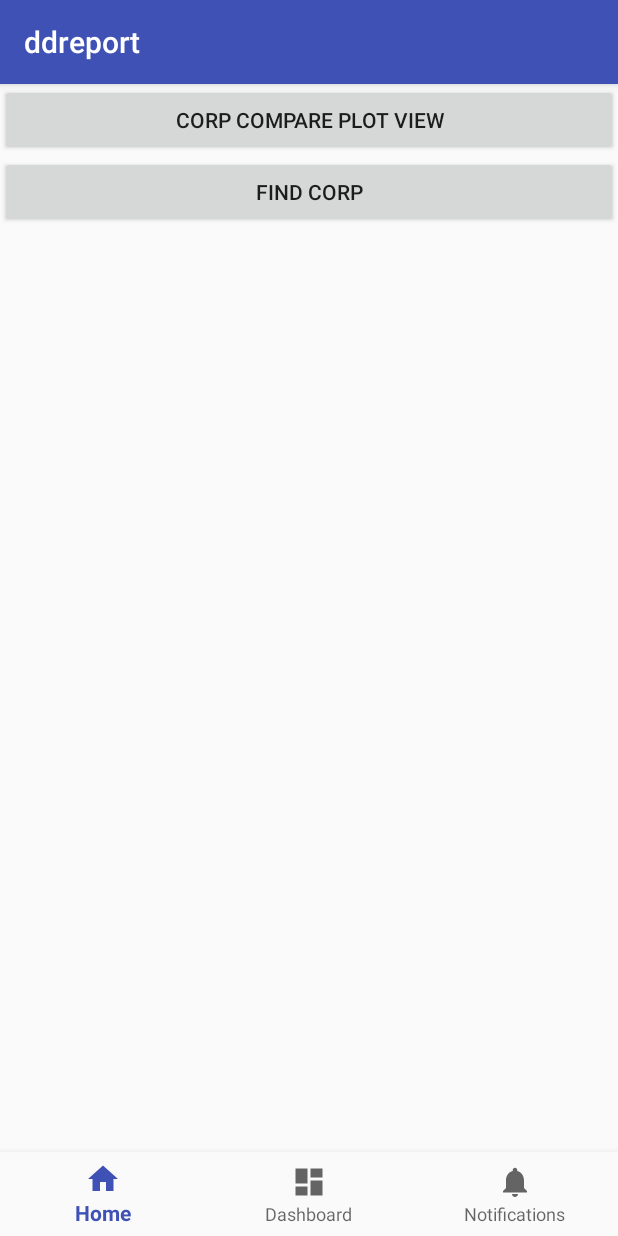
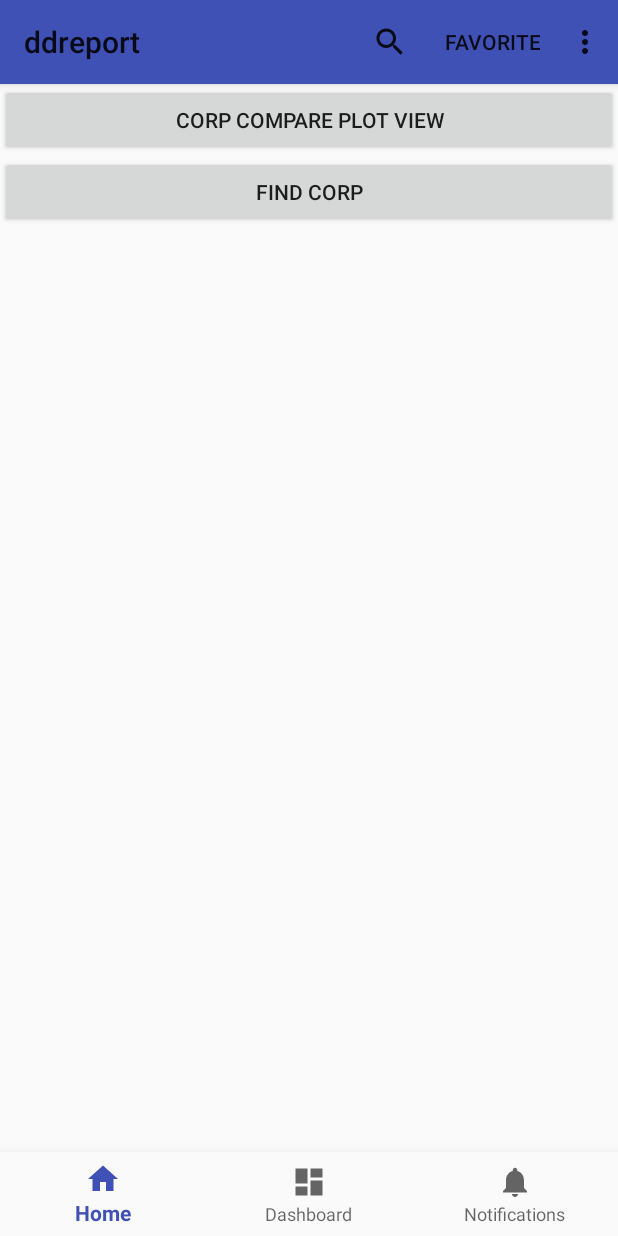
Before and after one commit to stockbrother/daydayup, an Android app: the screen it shows after launch (MainActivity), on a phone screen of 412 x 824 dp. Run offline under Robolectric (Android 15) with nearby library versions, the phone set to English and light mode, and no system bars; libraries missing offline, so code that uses them is left out: org.slf4j.

Commit message:
add tool bar

```diff
--- a/ddreport/ddreport-app/src/main/java/com/daydayup/ddreport/CorpComparePlotActivity.java
+++ b/ddreport/ddreport-app/src/main/java/com/daydayup/ddreport/CorpComparePlotActivity.java
@@ -109,7 +109,7 @@ public class CorpComparePlotActivity extends AppCompatActivity {
     }
     private List<Number[]> getData() {
         String scope = "and corpId in('000001','601166')";
-        DdrContext dc = new AndroidDdrContext();
+        DdrContext dc = AndroidDdrContext.getInstance();
         CommandContext scc = new CommandContext(dc);
 
         List<String> indexAliasL = new ArrayList<>();
--- a/ddreport/ddreport-app/src/main/java/com/daydayup/ddreport/MainActivity.java
+++ b/ddreport/ddreport-app/src/main/java/com/daydayup/ddreport/MainActivity.java
@@ -5,16 +5,26 @@ import android.os.Bundle;
 import android.support.annotation.NonNull;
 import android.support.design.widget.BottomNavigationView;
 import android.support.v7.app.AppCompatActivity;
+import android.support.v7.widget.SearchView;
+import android.support.v7.widget.Toolbar;
+import android.view.Menu;
+import android.view.MenuInflater;
 import android.view.MenuItem;
 import android.view.View;
 import android.widget.Button;
+import android.widget.ImageView;
+import android.widget.Toast;
 import daydayup.jdbc.JdbcAccessTemplate;
+import daydayup.jdbc.ResultSetProcessor;
+import daydayup.openstock.CommandContext;
 import daydayup.openstock.database.DataBaseService;
 import org.slf4j.Logger;
 import org.slf4j.LoggerFactory;
 
 import java.io.File;
 import java.sql.Connection;
+import java.sql.ResultSet;
+import java.sql.SQLException;
 
 public class MainActivity extends AppCompatActivity {
 
@@ -45,6 +55,9 @@ public class MainActivity extends AppCompatActivity {
     protected void onCreate(Bundle savedInstanceState) {
         super.onCreate(savedInstanceState);
         setContentView(R.layout.activity_main);
+        Toolbar myToolbar = (Toolbar) findViewById(R.id.toolbar);
+        setSupportActionBar(myToolbar);
+
         {
 
             Button button = (Button) this.findViewById(R.id.corpCompareButtonView);
@@ -68,6 +81,102 @@ public class MainActivity extends AppCompatActivity {
 
         BottomNavigationView navigation = (BottomNavigationView) this.findViewById(R.id.navigation);
         navigation.setOnNavigationItemSelectedListener(mOnNavigationItemSelectedListener);
+    }
+
+    @Override
+    public boolean onCreateOptionsMenu(Menu menu) {
+        MenuInflater inflater = getMenuInflater();
+        inflater.inflate(R.menu.toolbar, menu);
+        return true;
+    }
+
+    @Override
+    public boolean onPrepareOptionsMenu(Menu menu) {
+        super.onPrepareOptionsMenu(menu);
+        MenuItem searchViewMenuItem = menu.findItem(R.id.action_search);
+        SearchView searchView = (SearchView) searchViewMenuItem.getActionView();
+        ImageView v = (ImageView) searchView.findViewById(android.support.v7.appcompat.R.id.search_button);
+        //v.setImageResource(R.drawable.search_icon); //Changing the image
+        String searchFor = "";
+        if (!searchFor.isEmpty()) {
+            searchView.setIconified(false);
+            searchView.setQuery(searchFor, false);
+        }
+
+        searchView.setQueryHint(getResources().getString(R.string.search_hint));
+        searchView.setOnQueryTextListener(new SearchView.OnQueryTextListener() {
+            @Override
+            public boolean onQueryTextSubmit(String query) {
+                doSearch(query);
+                return true;
+            }
+
+            @Override
+            public boolean onQueryTextChange(String newText) {
+                if (newText.isEmpty()) {
+
+                }
+                return false;
+            }
+        });
+        return true;
+    }
+
+    private void doSearch(final String query) {
+        AndroidDdrContext dc = AndroidDdrContext.getInstance();
+        CommandContext scc = new CommandContext(dc);
+
+        scc.getDataBaseService().execute(new JdbcAccessTemplate.JdbcOperation<Object>() {
+
+            @Override
+            public Object execute(Connection con, JdbcAccessTemplate t) {
+
+                doSearch(query, con, t);
+                return null;
+            }
+        }, false);
+
+    }
+
+    private void doSearch(String text, Connection con, JdbcAccessTemplate t) {
+        String sql = "select corpId,corpName from corp_info t where t.corpId like ? or t.corpName like ? limit 15";
+        String like = "%" + text + "%";
+        t.executeQuery(con, sql, new Object[]{like, like}, new ResultSetProcessor<Object>() {
+
+            @Override
+            public Object process(ResultSet rs) throws SQLException {
+                while (rs.next()) {
+
+                    String corpId = rs.getString(1);
+                    String corpName = rs.getString(2);
+
+                    Toast.makeText(MainActivity.this, "Corp Found:" + corpId + "/" + corpName, Toast.LENGTH_SHORT)
+                            .show();
+                }
+                return null;
+            }
+        });
+    }
+
+    @Override
+    public boolean onOptionsItemSelected(MenuItem item) {
+        switch (item.getItemId()) {
+            case R.id.action_settings:
+                Toast.makeText(this, "Settings selected", Toast.LENGTH_SHORT)
+                        .show();
+                return true;
+
+            case R.id.action_favorite:
+                Toast.makeText(this, "Favorite selected", Toast.LENGTH_SHORT)
+                        .show();
+                return true;
+
+            default:
+                // If we got here, the user's action was not recognized.
+                // Invoke the superclass to handle it.
+                return super.onOptionsItemSelected(item);
+
+        }
     }
 
     private void onTest() {
--- a/ddreport/ddreport-app/src/main/res/layout/activity_main.xml
+++ b/ddreport/ddreport-app/src/main/res/layout/activity_main.xml
@@ -8,6 +8,15 @@
         android:layout_height="match_parent"
         android:orientation="vertical"
         tools:context=".MainActivity">
+
+    <android.support.v7.widget.Toolbar
+            android:id="@+id/toolbar"
+            android:layout_width="match_parent"
+            android:layout_height="?attr/actionBarSize"
+            android:background="?attr/colorPrimary"
+            android:elevation="4dp"
+            android:theme="@style/ThemeOverlay.AppCompat.ActionBar"
+            app:popupTheme="@style/ThemeOverlay.AppCompat.Light"/>
     <ScrollView android:layout_width="fill_parent"
                 android:layout_height="wrap_content"
                 android:layout_weight="1">
--- /dev/null
+++ b/ddreport/ddreport-app/src/main/res/menu/toolbar.xml
@@ -0,0 +1,24 @@
+<menu xmlns:android="http://schemas.android.com/apk/res/android"
+      xmlns:ap="http://schemas.android.com/apk/res-auto">
+
+    <!-- "Mark Favorite", should appear as action button if possible -->
+
+    <item
+            android:id="@+id/action_search"
+            android:title="@string/action_search"
+            ap:actionViewClass="android.support.v7.widget.SearchView"
+            ap:showAsAction="always"
+    />
+    <item
+            android:id="@+id/action_favorite"
+            android:title="@string/action_favorite"
+            ap:showAsAction="ifRoom"
+    />
+
+    <!-- Settings, should always be in the overflow -->
+    <item android:id="@+id/action_settings"
+          android:title="@string/action_settings"
+          ap:showAsAction="never"
+    />
+
+</menu>
--- a/ddreport/ddreport-app/src/main/res/values/strings.xml
+++ b/ddreport/ddreport-app/src/main/res/values/strings.xml
@@ -3,4 +3,8 @@
     <string name="title_home">Home</string>
     <string name="title_dashboard">Dashboard</string>
     <string name="title_notifications">Notifications</string>
+    <string name="action_favorite">Favorite</string>
+    <string name="action_settings">Settings</string>
+    <string name="action_search">Search</string>
+    <string name="search_hint">Search Hint</string>
 </resources>
--- a/ddreport/ddreport-app/src/main/res/values/styles.xml
+++ b/ddreport/ddreport-app/src/main/res/values/styles.xml
@@ -1,8 +1,10 @@
 <resources>
 
     <!-- Base application theme. -->
-    <style name="AppTheme" parent="Theme.AppCompat.Light.DarkActionBar">
+    <!-- parent = "Theme.AppCompat.Light.DarkActionBar" -->
+    <style name="AppTheme" parent="Theme.AppCompat.Light.NoActionBar">
         <!-- Customize your theme here. -->
+
         <item name="colorPrimary">@color/colorPrimary</item>
         <item name="colorPrimaryDark">@color/colorPrimaryDark</item>
         <item name="colorAccent">@color/colorAccent</item>
```
Also changed, not shown: ddreport/ddreport-app/src/main/java/com/daydayup/ddreport/AndroidDdrContext.java (+21 -1 lines).
